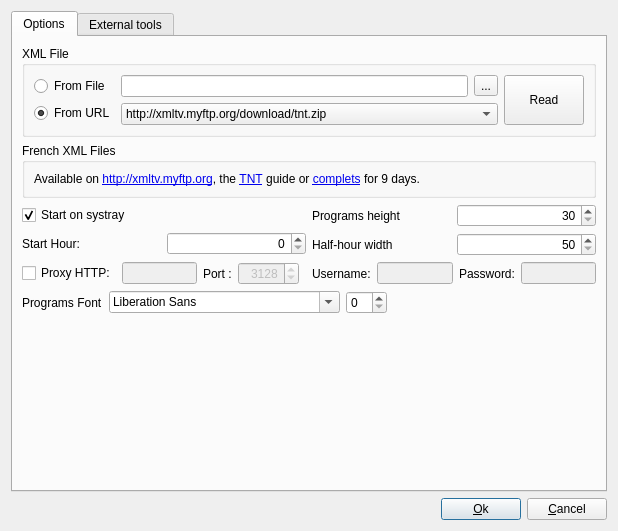
Qt form ui/config.ui (jlbrd/qmagneto) before a commit.
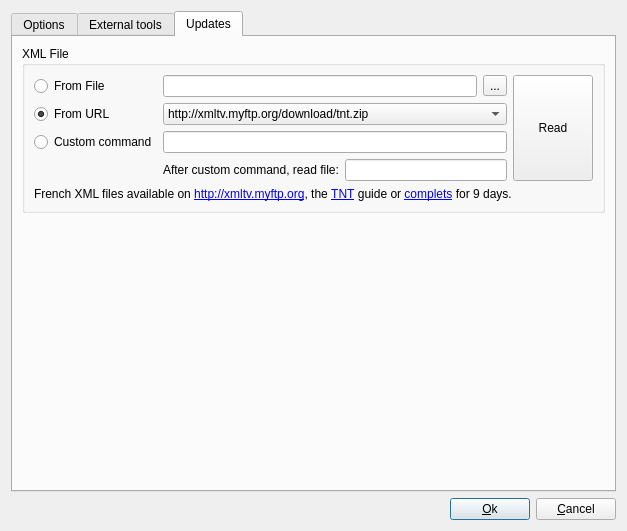
The same form after that commit. The open tabs and pages were chosen to show the change.

Commit message: - Add a custom command to update the TV guide

What changed in the file:
```diff
--- a/ui/config.ui
+++ b/ui/config.ui
@@ -5,7 +5,7 @@
    <rect>
     <x>0</x>
     <y>0</y>
-    <width>618</width>
+    <width>627</width>
     <height>531</height>
    </rect>
   </property>
@@ -55,112 +55,6 @@
       </attribute>
       <layout class="QGridLayout" name="gridLayout_9" >
        <item row="0" column="0" >
-        <widget class="QGroupBox" name="groupBox" >
-         <property name="title" >
-          <string>XML File</string>
-         </property>
-         <layout class="QGridLayout" name="gridLayout_2" >
-          <item row="0" column="0" >
-           <layout class="QHBoxLayout" name="horizontalLayout_3" >
-            <item>
-             <layout class="QVBoxLayout" name="verticalLayout_3" >
-              <item>
-               <widget class="QRadioButton" name="fromFile" >
-                <property name="text" >
-                 <string>From File</string>
-                </property>
-               </widget>
-              </item>
-              <item>
-               <widget class="QRadioButton" name="fromUrl" >
-                <property name="text" >
-                 <string>From URL</string>
-                </property>
-                <property name="checked" >
-                 <bool>true</bool>
-                </property>
-               </widget>
-              </item>
-             </layout>
-            </item>
-            <item>
-             <layout class="QVBoxLayout" name="verticalLayout_4" >
-              <item>
-               <layout class="QHBoxLayout" name="horizontalLayout_4" >
-                <item>
-                 <widget class="QLineEdit" name="XmlFilename" />
-                </item>
-                <item>
-                 <widget class="QToolButton" name="XmlFilenameButton" >
-                  <property name="text" >
-                   <string>...</string>
-                  </property>
-                 </widget>
-                </item>
-               </layout>
-              </item>
-              <item>
-               <widget class="QComboBox" name="comboURL" >
-                <item>
-                 <property name="text" >
-                  <string>http://xmltv.myftp.org/download/tnt.zip</string>
-                 </property>
-                </item>
-                <item>
-                 <property name="text" >
-                  <string>http://xmltv.myftp.org/download/complet.zip</string>
-                 </property>
-                </item>
-               </widget>
-              </item>
-             </layout>
-            </item>
-            <item>
-             <widget class="QPushButton" name="populateDB" >
-              <property name="sizePolicy" >
-               <sizepolicy vsizetype="Minimum" hsizetype="Minimum" >
-                <horstretch>0</horstretch>
-                <verstretch>0</verstretch>
-               </sizepolicy>
-              </property>
-              <property name="text" >
-               <string>Read</string>
-              </property>
-             </widget>
-            </item>
-           </layout>
-          </item>
-         </layout>
-        </widget>
-       </item>
-       <item row="1" column="0" >
-        <widget class="QGroupBox" name="groupBox_4" >
-         <property name="title" >
-          <string>French XML Files</string>
-         </property>
-         <layout class="QGridLayout" name="gridLayout_3" >
-          <item row="0" column="0" >
-           <layout class="QHBoxLayout" name="horizontalLayout" >
-            <item>
-             <widget class="QLabel" name="label_9" >
-              <property name="text" >
-               <string>&lt;!DOCTYPE HTML PUBLIC "-//W3C//DTD HTML 4.0//EN" "http://www.w3.org/TR/REC-html40/strict.dtd">
-&lt;html>&lt;head>&lt;meta name="qrichtext" content="1" />&lt;style type="text/css">
-p, li { white-space: pre-wrap; }
-&lt;/style>&lt;/head>&lt;body style=" font-family:'Sans Serif'; font-size:9pt; font-weight:400; font-style:normal;">
-&lt;p style=" margin-top:0px; margin-bottom:0px; margin-left:0px; margin-right:0px; -qt-block-indent:0; text-indent:0px;">Available on &lt;a href="http://xmltv.myftp.org">&lt;span style=" text-decoration: underline; color:#0000ee;">http://xmltv.myftp.org&lt;/span>&lt;/a>, the &lt;a href="http://xmltv.myftp.org/download/tnt.zip">&lt;span style=" text-decoration: underline; color:#0000ee;">TNT&lt;/span>&lt;/a> guide or &lt;a href="http://xmltv.myftp.org/download/complet.zip">&lt;span style=" text-decoration: underline; color:#0000ee;">complets&lt;/span>&lt;/a> for 9 days. &lt;/p>&lt;/body>&lt;/html></string>
-              </property>
-              <property name="openExternalLinks" >
-               <bool>true</bool>
-              </property>
-             </widget>
-            </item>
-           </layout>
-          </item>
-         </layout>
-        </widget>
-       </item>
-       <item row="2" column="0" >
         <layout class="QHBoxLayout" name="horizontalLayout_6" >
          <item>
           <layout class="QVBoxLayout" name="verticalLayout" >
@@ -272,7 +166,7 @@
          </item>
         </layout>
        </item>
-       <item row="4" column="0" >
+       <item row="2" column="0" >
         <layout class="QHBoxLayout" name="horizontalLayout_8" >
          <item>
           <widget class="QLabel" name="label_15" >
@@ -309,7 +203,7 @@
          </item>
         </layout>
        </item>
-       <item row="5" column="0" >
+       <item row="3" column="0" >
         <spacer name="verticalSpacer" >
          <property name="orientation" >
           <enum>Qt::Vertical</enum>
@@ -322,7 +216,7 @@
          </property>
         </spacer>
        </item>
-       <item row="3" column="0" >
+       <item row="1" column="0" >
         <layout class="QHBoxLayout" name="horizontalLayout_9" >
          <item>
           <widget class="QCheckBox" name="proxyEnabled" >
@@ -599,6 +493,139 @@
        </item>
       </layout>
      </widget>
+     <widget class="QWidget" name="tab_2" >
+      <attribute name="title" >
+       <string>Updates</string>
+      </attribute>
+      <layout class="QGridLayout" name="gridLayout_10" >
+       <item row="0" column="0" >
+        <widget class="QGroupBox" name="groupBox" >
+         <property name="title" >
+          <string>XML File</string>
+         </property>
+         <layout class="QGridLayout" name="gridLayout_3" >
+          <item row="0" column="0" >
+           <layout class="QHBoxLayout" name="horizontalLayout_3" >
+            <item>
+             <layout class="QGridLayout" name="gridLayout_2" >
+              <item row="0" column="0" >
+               <widget class="QRadioButton" name="fromFile" >
+                <property name="text" >
+                 <string>From File</string>
+                </property>
+               </widget>
+              </item>
+              <item row="0" column="1" >
+               <layout class="QHBoxLayout" name="horizontalLayout_4" >
+                <item>
+                 <widget class="QLineEdit" name="XmlFilename" />
+                </item>
+                <item>
+                 <widget class="QToolButton" name="XmlFilenameButton" >
+                  <property name="text" >
+                   <string>...</string>
+                  </property>
+                 </widget>
+                </item>
+               </layout>
+              </item>
+              <item row="1" column="0" >
+               <widget class="QRadioButton" name="fromUrl" >
+                <property name="text" >
+                 <string>From URL</string>
+                </property>
+                <property name="checked" >
+                 <bool>true</bool>
+                </property>
+               </widget>
+              </item>
+              <item row="1" column="1" >
+               <widget class="QComboBox" name="comboURL" >
+                <item>
+                 <property name="text" >
+                  <string>http://xmltv.myftp.org/download/tnt.zip</string>
+                 </property>
+                </item>
+                <item>
+                 <property name="text" >
+                  <string>http://xmltv.myftp.org/download/complet.zip</string>
+                 </property>
+                </item>
+               </widget>
+              </item>
+              <item row="2" column="0" >
+               <widget class="QRadioButton" name="fromCustomCommand" >
+                <property name="text" >
+                 <string>Custom command</string>
+                </property>
+               </widget>
+              </item>
+              <item row="2" column="1" >
+               <widget class="QLineEdit" name="customCommand" />
+              </item>
+              <item row="3" column="1" >
+               <layout class="QHBoxLayout" name="horizontalLayout" >
+                <item>
+                 <widget class="QLabel" name="label_17" >
+                  <property name="text" >
+                   <string>After custom command, read file:</string>
+                  </property>
+                 </widget>
+                </item>
+                <item>
+                 <widget class="QLineEdit" name="customCommandFile" />
+                </item>
+               </layout>
+              </item>
+             </layout>
+            </item>
+            <item>
+             <widget class="QPushButton" name="populateDB" >
+              <property name="sizePolicy" >
+               <sizepolicy vsizetype="Minimum" hsizetype="Minimum" >
+                <horstretch>0</horstretch>
+                <verstretch>0</verstretch>
+               </sizepolicy>
+              </property>
+              <property name="text" >
+               <string>Read</string>
+              </property>
+             </widget>
+            </item>
+           </layout>
+          </item>
+          <item row="1" column="0" >
+           <widget class="QLabel" name="label_9" >
+            <property name="text" >
+             <string>&lt;!DOCTYPE HTML PUBLIC "-//W3C//DTD HTML 4.0//EN" "http://www.w3.org/TR/REC-html40/strict.dtd">
+&lt;html>&lt;head>&lt;meta name="qrichtext" content="1" />&lt;style type="text/css">
+p, li { white-space: pre-wrap; }
+&lt;/style>&lt;/head>&lt;body style=" font-family:'Sans Serif'; font-size:9pt; font-weight:400; font-style:normal;">
+&lt;p style=" margin-top:0px; margin-bottom:0px; margin-left:0px; margin-right:0px; -qt-block-indent:0; text-indent:0px;">French XML files available on &lt;a href="http://xmltv.myftp.org">&lt;span style=" text-decoration: underline; color:#0000ee;">http://xmltv.myftp.org&lt;/span>&lt;/a>, the &lt;a href="http://xmltv.myftp.org/download/tnt.zip">&lt;span style=" text-decoration: underline; color:#0000ee;">TNT&lt;/span>&lt;/a> guide or &lt;a href="http://xmltv.myftp.org/download/complet.zip">&lt;span style=" text-decoration: underline; color:#0000ee;">complets&lt;/span>&lt;/a> for 9 days. &lt;/p>&lt;/body>&lt;/html></string>
+            </property>
+            <property name="openExternalLinks" >
+             <bool>true</bool>
+            </property>
+           </widget>
+          </item>
+         </layout>
+        </widget>
+       </item>
+       <item row="1" column="0" >
+        <spacer name="verticalSpacer_2" >
+         <property name="orientation" >
+          <enum>Qt::Vertical</enum>
+         </property>
+         <property name="sizeHint" stdset="0" >
+          <size>
+           <width>20</width>
+           <height>221</height>
+          </size>
+         </property>
+        </spacer>
+       </item>
+      </layout>
+     </widget>
     </widget>
    </item>
   </layout>
```
The commit also changes 7 other files.
